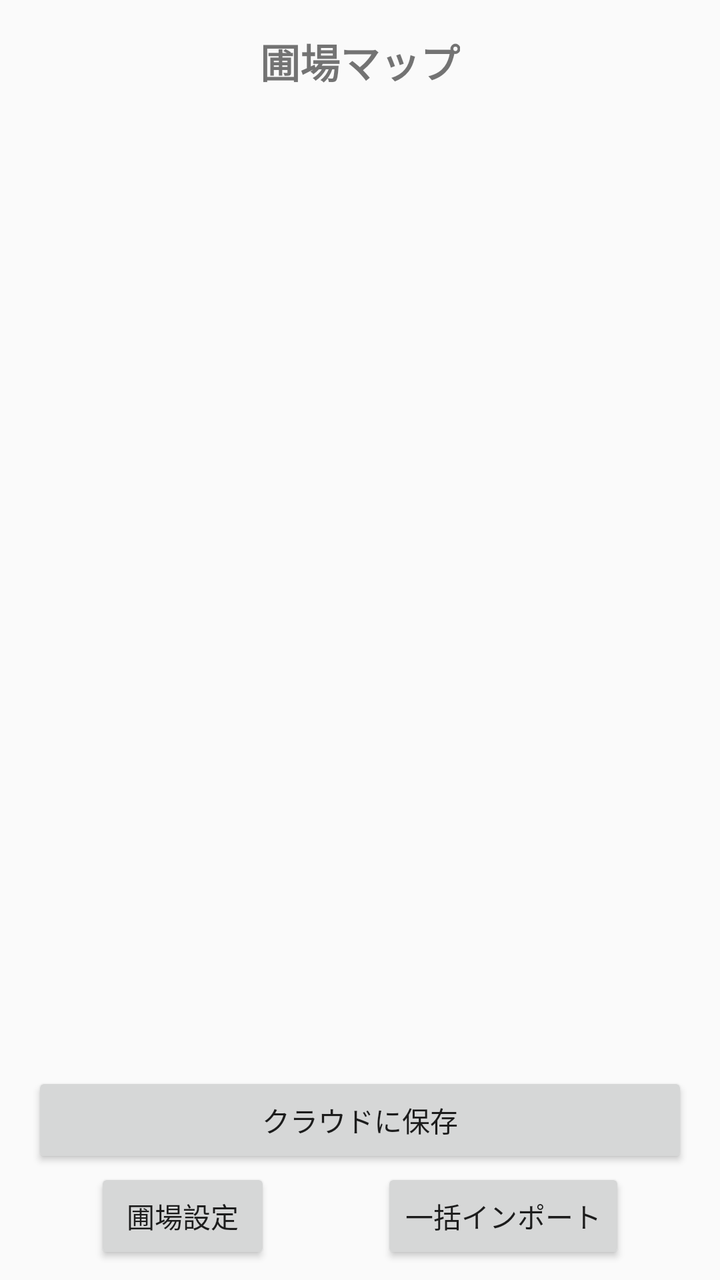
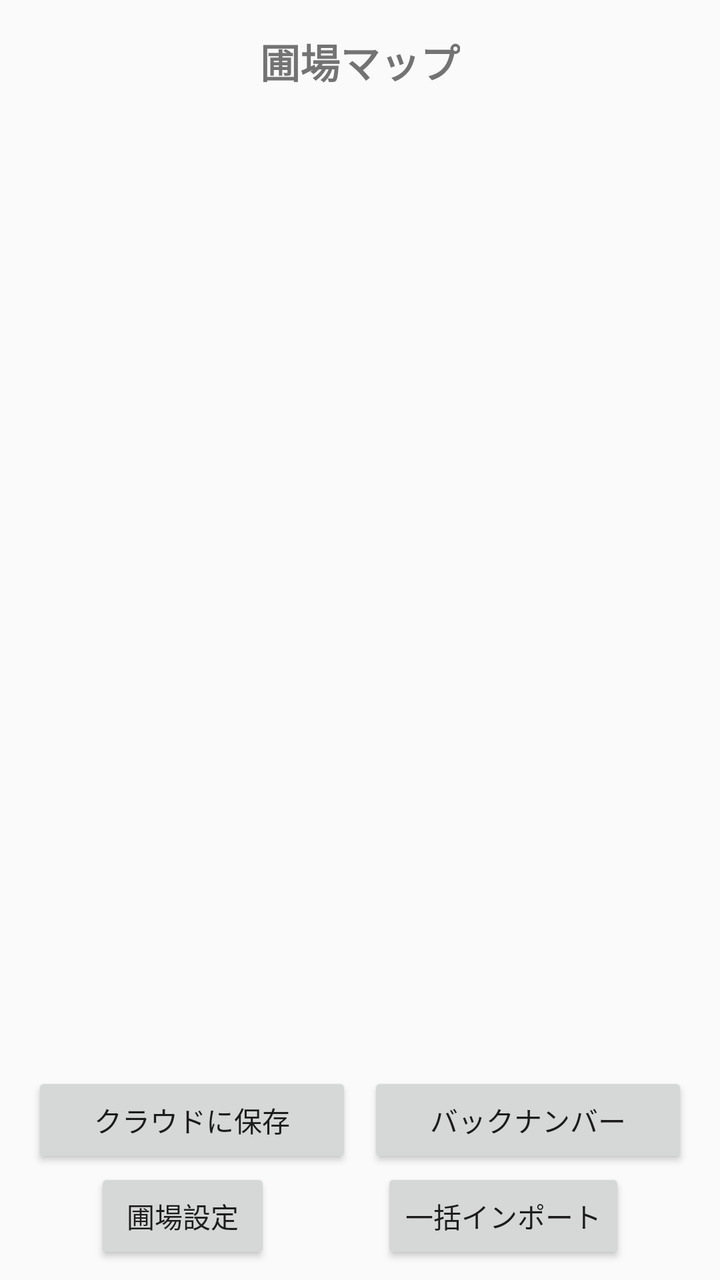

The first picture is an Android layout as it rendered before a commit; the second is the same layout after the commit. The layout source and the unified diff follow.
<!-- AndroidManifest.xml: application theme Theme.AppCompat.Light.NoActionBar -->
<!-- res/layout/activity_map.xml -->
<?xml version="1.0" encoding="utf-8"?>
<androidx.constraintlayout.widget.ConstraintLayout
    xmlns:android="http://schemas.android.com/apk/res/android"
    xmlns:app="http://schemas.android.com/apk/res-auto"
    android:layout_width="match_parent"
    android:layout_height="match_parent">

    <TextView
        android:id="@+id/titleText"
        android:layout_width="wrap_content"
        android:layout_height="wrap_content"
        android:text="圃場マップ"
        android:textSize="20sp"
        android:textStyle="bold"
        android:layout_marginTop="16dp"
        app:layout_constraintTop_toTopOf="parent"
        app:layout_constraintStart_toStartOf="parent"
        app:layout_constraintEnd_toEndOf="parent"/>

    <androidx.recyclerview.widget.RecyclerView
        android:id="@+id/recyclerView"
        android:layout_width="0dp"
        android:layout_height="0dp"
        android:layout_margin="16dp"
        app:layout_constraintTop_toBottomOf="@id/titleText"
        app:layout_constraintBottom_toTopOf="@id/btnCloudUpload"
        app:layout_constraintStart_toStartOf="parent"
        app:layout_constraintEnd_toEndOf="parent"/>

    <Button
        android:id="@+id/btnCloudUpload"
        android:layout_width="0dp"
        android:layout_height="wrap_content"
        android:text="クラウドに保存"
        android:layout_marginStart="16dp"
        android:layout_marginEnd="16dp"
        app:layout_constraintBottom_toTopOf="@id/btnFieldSettings"
        app:layout_constraintStart_toStartOf="parent"
        app:layout_constraintEnd_toEndOf="parent"/>

    <Button
        android:id="@+id/btnFieldSettings"
        android:layout_width="wrap_content"
        android:layout_height="wrap_content"
        android:text="圃場設定"
        android:layout_margin="8dp"
        app:layout_constraintBottom_toBottomOf="parent"
        app:layout_constraintStart_toStartOf="parent"
        app:layout_constraintEnd_toStartOf="@id/btnOfflineImport"/>

    <Button
        android:id="@+id/btnOfflineImport"
        android:layout_width="wrap_content"
        android:layout_height="wrap_content"
        android:text="一括インポート"
        android:layout_margin="8dp"
        app:layout_constraintBottom_toBottomOf="parent"
        app:layout_constraintStart_toEndOf="@id/btnFieldSettings"
        app:layout_constraintEnd_toEndOf="parent"/>

</androidx.constraintlayout.widget.ConstraintLayout>
<!-- resources referenced by this layout -->
<resources>

</resources>

<!-- the commit's change to res/layout/activity_map.xml (unified diff, before → after) -->
@@ -33,9 +33,20 @@
         android:layout_height="wrap_content"
         android:text="クラウドに保存"
         android:layout_marginStart="16dp"
+        android:layout_marginEnd="4dp"
+        app:layout_constraintBottom_toTopOf="@id/btnFieldSettings"
+        app:layout_constraintStart_toStartOf="parent"
+        app:layout_constraintEnd_toStartOf="@id/btnBackNumber"/>
+
+    <Button
+        android:id="@+id/btnBackNumber"
+        android:layout_width="0dp"
+        android:layout_height="wrap_content"
+        android:text="バックナンバー"
+        android:layout_marginStart="4dp"
         android:layout_marginEnd="16dp"
         app:layout_constraintBottom_toTopOf="@id/btnFieldSettings"
-        app:layout_constraintStart_toStartOf="parent"
+        app:layout_constraintStart_toEndOf="@id/btnCloudUpload"
         app:layout_constraintEnd_toEndOf="parent"/>
 
     <Button
